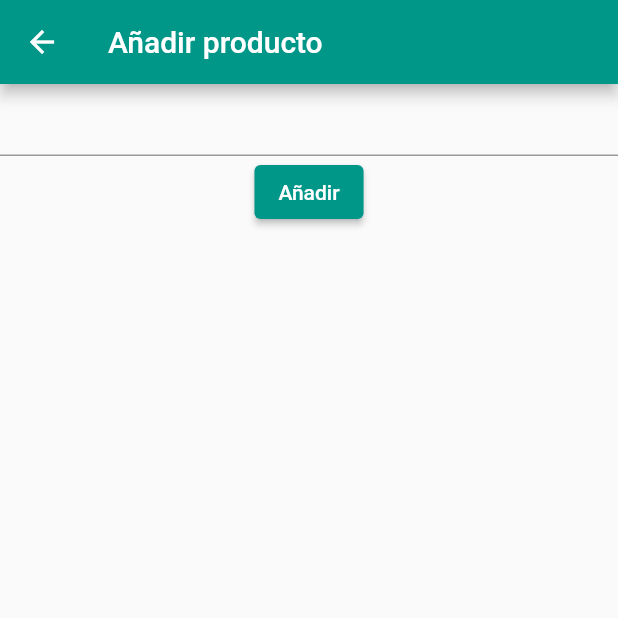
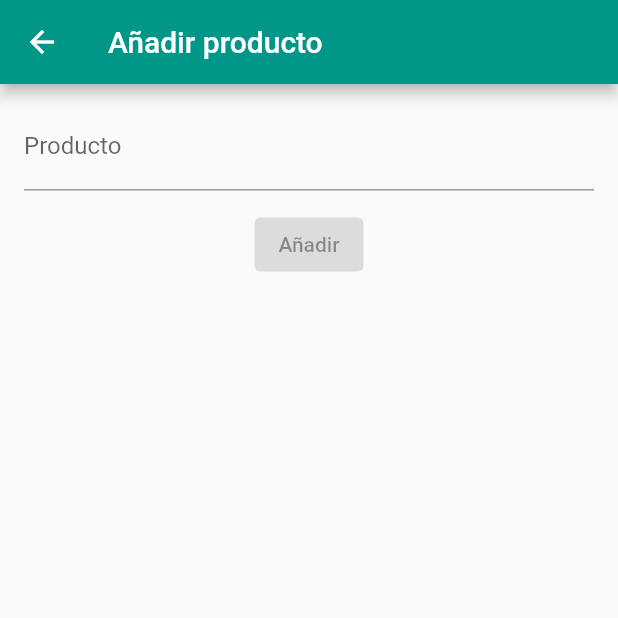
Before and after one commit to dbenitez-bcn/sharly, a Flutter app: the NewProductPage screen opened by its route, on a phone screen of 412 x 824 dp, the top half of it. Run offline on Flutter 3.47's test engine with Material 2 defaults, Android fonts, the light colour scheme and no system bars; our stand-ins replace bloc, cloud_firestore, dartz, equatable, firebase_auth, firebase_core and 1 more; accounts and stored records are empty; network calls fail; statements that could not run were skipped.

Commit message:
add new product page

```diff
--- a/lib/presentation/pages/new_product_page.dart
+++ b/lib/presentation/pages/new_product_page.dart
@@ -1,31 +1,53 @@
 import 'package:cloud_firestore/cloud_firestore.dart';
 import 'package:flutter/material.dart';
+import 'package:flutter_bloc/flutter_bloc.dart';
+import 'package:sharlyapp/presentation/blocs/list/list_bloc.dart';
 
 class NewProductPage extends StatelessWidget {
   final TextEditingController _titleTextField = TextEditingController();
+
   @override
   Widget build(BuildContext context) {
     return Scaffold(
       appBar: AppBar(title: const Text("Añadir producto")),
-      body: Column(
+      body: Padding(
+        padding: const EdgeInsets.symmetric(horizontal: 16.0),
+        child: Column(
           children: [
-          TextField(
+            Padding(
+              padding: const EdgeInsets.symmetric(vertical: 12.0),
+              child: TextField(
                 controller: _titleTextField,
+                decoration: const InputDecoration(labelText: "Producto"),
               ),
-          ElevatedButton(
-            onPressed: () {
-              // TODO list id from bloc
-              //final id = (BlocProvider.of<ListBloc>(context).state as ListSelectSuccess).currentList.id;
-              FirebaseFirestore.instance.collection("lists").doc("cn5WmAk5QM8DCdwfTNOW").update({
-                "products": FieldValue.arrayUnion([{
-                  "title": _titleTextField.value.text
-                }])
+            ),
+            ValueListenableBuilder<TextEditingValue>(
+              valueListenable: _titleTextField,
+              builder: (context, value, child) {
+                return ElevatedButton(
+                  onPressed: value.text.isNotEmpty
+                      ? () {
+                          final id = (BlocProvider.of<ListBloc>(context).state
+                                  as ListSelectSuccess)
+                              .currentList
+                              .id;
+                          FirebaseFirestore.instance
+                              .collection("lists")
+                              .doc(id)
+                              .update({
+                            "products": FieldValue.arrayUnion([
+                              {"title": _titleTextField.value.text}
+                            ])
                           });
-              print(_titleTextField.value.text);
+                          Navigator.pop(context);
+                        }
+                      : null,
+                  child: const Text("Añadir"),
+                );
               },
-            child: const Text("Añadir"),
-          )
+            ),
           ],
+        ),
       ),
     );
   }
```
Lines whose indentation alone changed are shown as unchanged.
